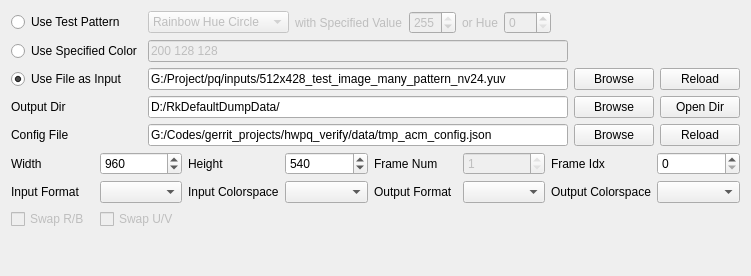
First picture: the form in script/verify_tool_app/ui/io_ui.ui, repository FaiScofield/hwpq_verify, before the edit.
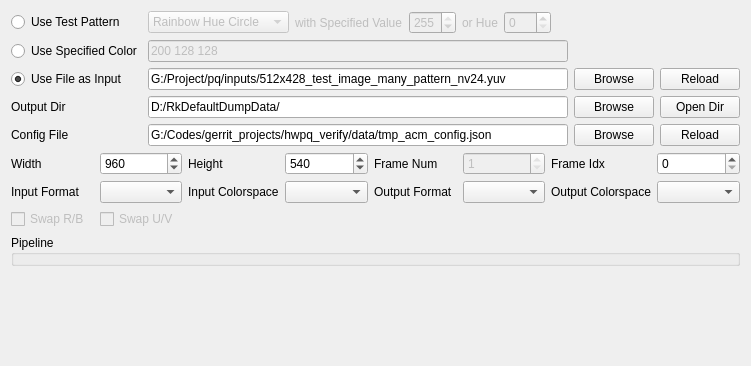
Second picture: the form after the edit.

```diff
--- a/script/verify_tool_app/ui/io_ui.ui
+++ b/script/verify_tool_app/ui/io_ui.ui
@@ -7,7 +7,7 @@
     <x>0</x>
     <y>0</y>
     <width>751</width>
-    <height>276</height>
+    <height>366</height>
    </rect>
   </property>
   <property name="windowTitle">
@@ -568,6 +568,13 @@
      </item>
     </layout>
    </item>
+   <item>
+    <widget class="QGroupBox" name="groupBox_pipeline">
+     <property name="title">
+      <string>Pipeline</string>
+     </property>
+    </widget>
+   </item>
    <item>
     <spacer name="verticalSpacer">
      <property name="orientation">
```
